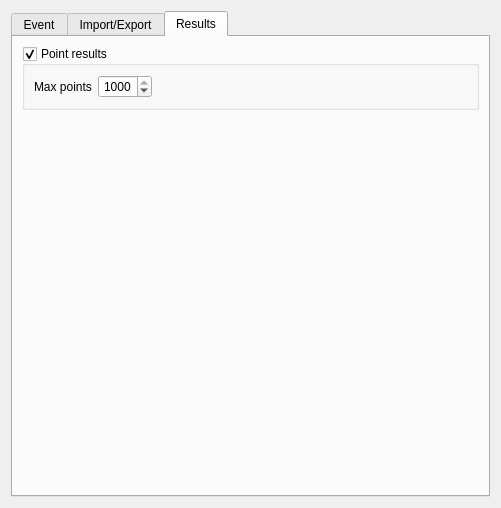
Before: the Qt Designer form quickevent/app/quickevent/plugins/Event/src/eventdialogwidget.ui in arnost00/quickbox, drawn with Qt 5.
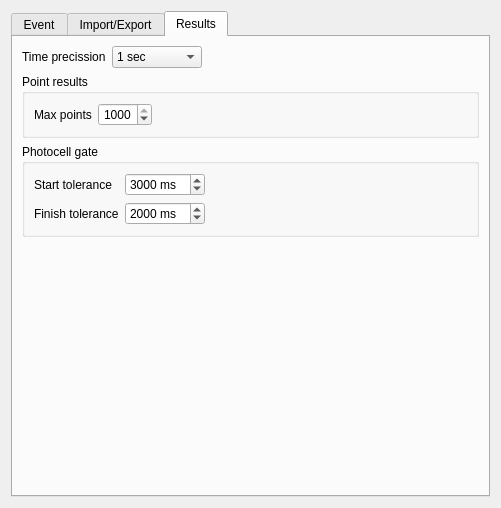
After: the same form once the commit is applied. The open tabs and pages were chosen to show the change.

Commit message:
Move photocell tolerances to event settings
Remove point-results enable toggle and radio sender tolerance settings.
Add configurable start and finish gate tolerances to event configuration
and use them when computing and displaying run times.

Diff of the .ui file:
```diff
--- a/quickevent/app/quickevent/plugins/Event/src/eventdialogwidget.ui
+++ b/quickevent/app/quickevent/plugins/Event/src/eventdialogwidget.ui
@@ -473,14 +473,59 @@
        <string>Results</string>
       </attribute>
       <layout class="QVBoxLayout" name="verticalLayout">
+       <item>
+        <layout class="QHBoxLayout" name="horizontalLayout_2">
+         <item>
+          <widget class="QLabel" name="label_10">
+           <property name="text">
+            <string>Time precission</string>
+           </property>
+          </widget>
+         </item>
+         <item>
+          <widget class="QComboBox" name="comboBox">
+           <item>
+            <property name="text">
+             <string>1 sec</string>
+            </property>
+           </item>
+           <item>
+            <property name="text">
+             <string>1/10 sec</string>
+            </property>
+           </item>
+           <item>
+            <property name="text">
+             <string>1/100 sec</string>
+            </property>
+           </item>
+           <item>
+            <property name="text">
+             <string>1/1000 sec</string>
+            </property>
+           </item>
+          </widget>
+         </item>
+         <item>
+          <spacer name="horizontalSpacer_2">
+           <property name="orientation">
+            <enum>Qt::Orientation::Horizontal</enum>
+           </property>
+           <property name="sizeHint" stdset="0">
+            <size>
+             <width>40</width>
+             <height>20</height>
+            </size>
+           </property>
+          </spacer>
+         </item>
+        </layout>
+       </item>
        <item>
         <widget class="QGroupBox" name="pointResults">
          <property name="title">
           <string>Point results</string>
          </property>
-         <property name="checkable">
-          <bool>true</bool>
-         </property>
          <layout class="QGridLayout" name="gridLayout_3">
           <item row="0" column="0">
            <widget class="QLabel" name="lblPointResultsMaxPoints">
@@ -512,7 +557,69 @@
            </widget>
           </item>
           <item row="0" column="2">
-           <spacer name="horizontalSpacer_2">
+           <spacer name="horizontalSpacer_5">
+            <property name="orientation">
+             <enum>Qt::Orientation::Horizontal</enum>
+            </property>
+            <property name="sizeHint" stdset="0">
+             <size>
+              <width>40</width>
+              <height>20</height>
+             </size>
+            </property>
+           </spacer>
+          </item>
+         </layout>
+        </widget>
+       </item>
+       <item>
+        <widget class="QGroupBox" name="pointResults_2">
+         <property name="title">
+          <string>Photocell gate</string>
+         </property>
+         <layout class="QGridLayout" name="gridLayout_4">
+          <item row="0" column="1">
+           <widget class="QSpinBox" name="edStartGateTolerance">
+            <property name="suffix">
+             <string> ms</string>
+            </property>
+            <property name="maximum">
+             <number>10000</number>
+            </property>
+            <property name="value">
+             <number>3000</number>
+            </property>
+           </widget>
+          </item>
+          <item row="1" column="0">
+           <widget class="QLabel" name="lblFinishTolerance">
+            <property name="text">
+             <string>Finish tolerance</string>
+            </property>
+           </widget>
+          </item>
+          <item row="0" column="0">
+           <widget class="QLabel" name="lblStartTolerance">
+            <property name="text">
+             <string>Start tolerance</string>
+            </property>
+           </widget>
+          </item>
+          <item row="1" column="1">
+           <widget class="QSpinBox" name="edFinishGateTolerance">
+            <property name="suffix">
+             <string> ms</string>
+            </property>
+            <property name="maximum">
+             <number>10000</number>
+            </property>
+            <property name="value">
+             <number>2000</number>
+            </property>
+           </widget>
+          </item>
+          <item row="0" column="2">
+           <spacer name="horizontalSpacer_4">
             <property name="orientation">
              <enum>Qt::Orientation::Horizontal</enum>
             </property>
```
The commit also changes 9 other files.
